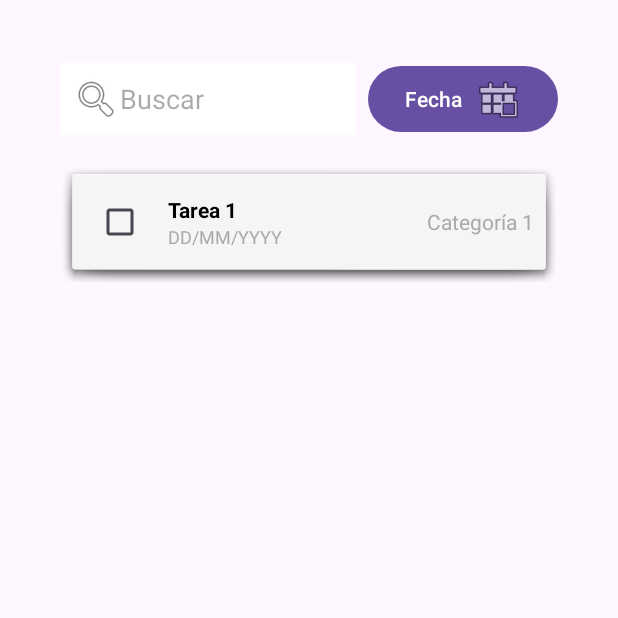
After one commit to FranciscoChacon-1/RememHub, an Android app: the activity_historial screen opened directly, with no data from a screen before it, on a phone screen of 412 x 824 dp, the top half of it. The commit adds this screen. Run offline under Robolectric (Android 15) with nearby library versions, the phone set to English and light mode, and no system bars.

Commit message:
Pantallas 'Historial', 'Detalles de Tarea', y 'Configuración' comenzadas.

```diff
--- a/app/src/main/AndroidManifest.xml
+++ b/app/src/main/AndroidManifest.xml
@@ -12,24 +12,24 @@
         android:supportsRtl="true"
         android:theme="@style/Theme.RememHub"
         tools:targetApi="31">
-
+        <activity
+            android:name=".activity_historial"
+            android:exported="false" />
         <activity
             android:name=".activity_configuracion"
             android:exported="false" />
-
         <activity
             android:name=".detalles_de_tarea"
             android:exported="false" />
-
         <activity
             android:name=".MainActivity"
             android:exported="true">
             <intent-filter>
                 <action android:name="android.intent.action.MAIN" />
+
                 <category android:name="android.intent.category.LAUNCHER" />
             </intent-filter>
         </activity>
-
     </application>
 
 </manifest>
--- /dev/null
+++ b/app/src/main/java/sv/edu/catolica/rememhub/activity_historial.java
@@ -0,0 +1,95 @@
+package sv.edu.catolica.rememhub;
+
+import android.app.DatePickerDialog;
+import android.os.Bundle;
+import android.view.View;
+import android.widget.Button;
+import android.widget.CheckBox;
+import android.widget.DatePicker;
+import android.widget.EditText;
+import android.widget.LinearLayout;
+import android.widget.TextView;
+
+import androidx.activity.EdgeToEdge;
+import androidx.appcompat.app.AppCompatActivity;
+import androidx.core.graphics.Insets;
+import androidx.core.view.ViewCompat;
+import androidx.core.view.WindowInsetsCompat;
+
+import java.text.SimpleDateFormat;
+import java.util.Calendar;
+import java.util.Locale;
+
+public class activity_historial extends AppCompatActivity {
+
+    private Button dateButton;
+    private Calendar selectedDate;
+    private LinearLayout taskContainer;
+
+    @Override
+    protected void onCreate(Bundle savedInstanceState) {
+        super.onCreate(savedInstanceState);
+        EdgeToEdge.enable(this);
+        setContentView(R.layout.activity_historial);
+
+        dateButton = findViewById(R.id.dateButton);
+        //taskContainer = findViewById(R.id.main);
+
+        // Selector de fecha
+        dateButton.setOnClickListener(v -> openDatePicker());
+
+        // Inicializamos la lista de tareas (una por ahora)
+        initTask();
+    }
+
+    private void initTask() {
+        // Ejemplo de tarea
+        CheckBox taskCheckBox = findViewById(R.id.taskCheckBox);
+        TextView taskTitle = findViewById(R.id.taskTitle);
+        TextView taskCategory = findViewById(R.id.taskCategory);
+
+        taskTitle.setText("Tarea 1");
+        taskCategory.setText("Categoría 1");
+
+        // Aquí puedes implementar la lógica de la base de datos para obtener las tareas
+    }
+
+    private void openDatePicker() {
+        final Calendar calendar = Calendar.getInstance();
+
+        // Crear el DatePickerDialog con un botón de "Cancel"
+        DatePickerDialog datePicker = new DatePickerDialog(this,
+                (view, year, month, dayOfMonth) -> {
+                    calendar.set(year, month, dayOfMonth);
+                    selectedDate = calendar;  // Guardar la fecha seleccionada
+                    updateDateButton(calendar);
+                },
+                calendar.get(Calendar.YEAR), calendar.get(Calendar.MONTH), calendar.get(Calendar.DAY_OF_MONTH));
+
+        // Añadir un botón de "Cancel" al DatePickerDialog
+        datePicker.setButton(DatePickerDialog.BUTTON_NEGATIVE, "Cancel", (dialog, which) -> {
+            if (which == DatePickerDialog.BUTTON_NEGATIVE) {
+                // Restablecer la fecha seleccionada y el texto del botón
+                selectedDate = null;  // Borrar la fecha seleccionada
+                dateButton.setText(R.string.fecha);  // Texto por defecto en el botón
+            }
+        });
+
+        datePicker.show();
+    }
+
+    private void updateDateButton(Calendar calendar) {
+        SimpleDateFormat dateFormat = new SimpleDateFormat("dd/MM/yyyy", Locale.getDefault());
+        dateButton.setText(dateFormat.format(calendar.getTime()));
+
+        // Filtrar las tareas según la fecha seleccionada
+        filterTasksByDate(calendar);
+    }
+
+    private void filterTasksByDate(Calendar selectedDate) {
+        // Lógica para filtrar las tareas por la fecha seleccionada
+        // Aquí debes hacer la consulta a tu base de datos para obtener las tareas
+        // correspondientes a esa fecha.
+        // Si no hay una fecha seleccionada, muestra todas las tareas.
+    }
+}
--- a/app/src/main/res/layout/activity_configuracion.xml
+++ b/app/src/main/res/layout/activity_configuracion.xml
@@ -4,7 +4,7 @@
     android:layout_width="match_parent"
     android:layout_height="match_parent"
     android:orientation="vertical"
-    android:padding="50dp">
+    android:layout_margin="40dp">
 
     <!-- Sonido Option -->
     <TextView
--- a/app/src/main/res/layout/activity_detalles_de_tarea.xml
+++ b/app/src/main/res/layout/activity_detalles_de_tarea.xml
@@ -6,7 +6,7 @@
     android:layout_width="match_parent"
     android:layout_height="match_parent"
     android:orientation="vertical"
-    android:padding="50dp"
+    android:layout_margin="40dp"
     tools:context=".detalles_de_tarea">
 
     <TextView
--- /dev/null
+++ b/app/src/main/res/layout/activity_historial.xml
@@ -0,0 +1,95 @@
+<?xml version="1.0" encoding="utf-8"?>
+<LinearLayout xmlns:android="http://schemas.android.com/apk/res/android"
+    xmlns:tools="http://schemas.android.com/tools"
+    android:layout_width="match_parent"
+    android:layout_height="match_parent"
+    android:orientation="vertical"
+    android:layout_margin="40dp"
+    >
+
+    <!-- Barra de búsqueda y selector de fecha -->
+    <LinearLayout
+        android:layout_width="match_parent"
+        android:layout_height="wrap_content"
+        android:orientation="horizontal"
+        android:gravity="center_vertical"
+        android:paddingBottom="16dp">
+
+        <EditText
+            android:id="@+id/search"
+            android:layout_width="0dp"
+            android:layout_height="wrap_content"
+            android:layout_weight="1"
+            android:autofillHints="Buscar"
+            android:hint="@string/buscar"
+            android:textColor="@color/black"
+            android:drawableStart="@android:drawable/ic_menu_search"
+            android:padding="8dp"
+            android:background="@color/white"
+            android:inputType="text" />
+
+        <Button
+            android:id="@+id/dateButton"
+            android:layout_width="wrap_content"
+            android:layout_height="wrap_content"
+            android:text="@string/fecha"
+            android:drawableEnd="@android:drawable/ic_menu_today"
+            android:layout_marginStart="8dp" />
+    </LinearLayout>
+
+    <!-- Lista de tareas -->
+    <LinearLayout
+        android:layout_width="match_parent"
+        android:layout_height="wrap_content"
+        android:orientation="vertical"
+        android:background="@android:drawable/dialog_holo_light_frame"
+        android:padding="8dp">
+
+        <!-- Ejemplo de tarea -->
+        <LinearLayout
+            android:layout_width="match_parent"
+            android:layout_height="wrap_content"
+            android:orientation="horizontal"
+            android:padding="8dp"
+            android:gravity="center_vertical">
+
+            <CheckBox
+                android:id="@+id/taskCheckBox"
+                android:layout_width="wrap_content"
+                android:layout_height="wrap_content"
+                android:checked="false" />
+
+            <LinearLayout
+                android:layout_width="0dp"
+                android:layout_height="wrap_content"
+                android:orientation="vertical"
+                android:layout_weight="1"
+                android:paddingStart="8dp"
+                tools:ignore="RtlSymmetry">
+
+                <TextView
+                    android:id="@+id/taskTitle"
+                    android:layout_width="wrap_content"
+                    android:layout_height="wrap_content"
+                    android:text="Tarea 1"
+                    android:textStyle="bold"
+                    android:textColor="@android:color/black" />
+
+                <TextView
+                    android:id="@+id/taskDate"
+                    android:layout_width="wrap_content"
+                    android:layout_height="wrap_content"
+                    android:text="DD/MM/YYYY"
+                    android:textSize="12sp"
+                    android:textColor="@android:color/darker_gray" />
+            </LinearLayout>
+
+            <TextView
+                android:id="@+id/taskCategory"
+                android:layout_width="wrap_content"
+                android:layout_height="wrap_content"
+                android:text="Categoría 1"
+                android:textColor="@android:color/darker_gray" />
+        </LinearLayout>
+    </LinearLayout>
+</LinearLayout>
--- a/app/src/main/res/values/strings.xml
+++ b/app/src/main/res/values/strings.xml
@@ -18,4 +18,6 @@
     <string name="_30_minutos_antes">30 minutos antes</string>
     <string name="_1_hora_antes">1 hora antes</string>
     <string name="_2_horas_antes">2 horas antes</string>
+    <string name="fecha">Fecha</string>
+    <string name="buscar">Buscar</string>
 </resources>
```
